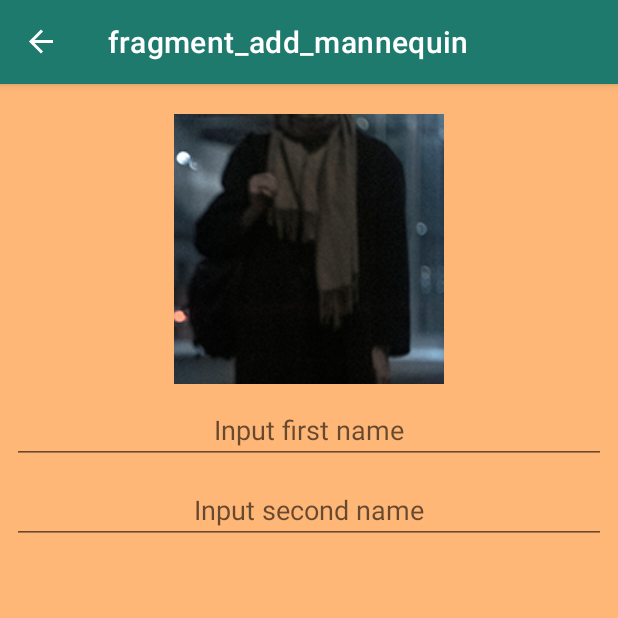
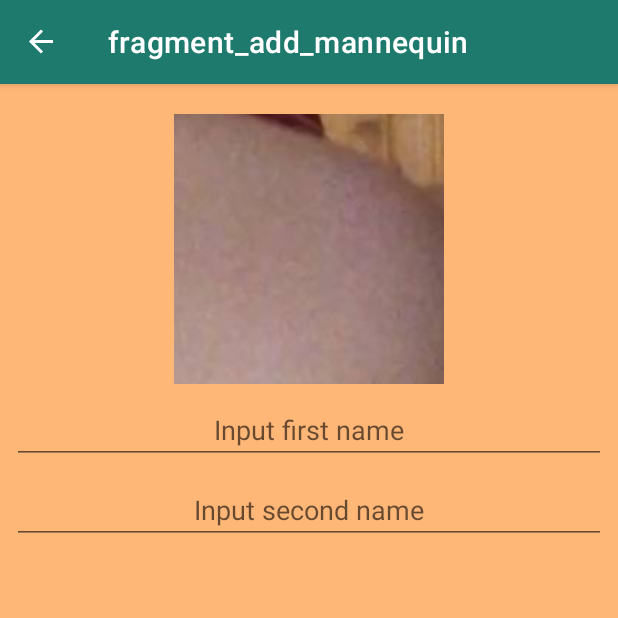
Before and after one commit to peleperl/MannequinV1, an Android app: the AddMannequinFragment screen opened through its navigation route, on a phone screen of 412 x 824 dp, the top half of it. Run offline under Robolectric (Android 15) with nearby library versions, the phone set to English and light mode, and no system bars; our stand-ins replace RxJava, navigation-ui; libraries missing offline, so code that uses them is left out: com.jakewharton.retrofit2; network calls fail; pictures from the network do not load.

Commit message:
Ch bg push

```diff
--- a/app/src/main/res/layout/fragment_add_mannequin.xml
+++ b/app/src/main/res/layout/fragment_add_mannequin.xml
@@ -9,7 +9,7 @@
 
     <ImageButton
         android:id="@+id/getImageFromGalleryButton"
-        android:src="@drawable/vlad"
+        android:src="@drawable/lera"
         android:layout_marginTop="20dp"
         android:contentDescription="@string/tap_to_add_a_photo_mannequin"
         android:layout_width="180dp"
```
